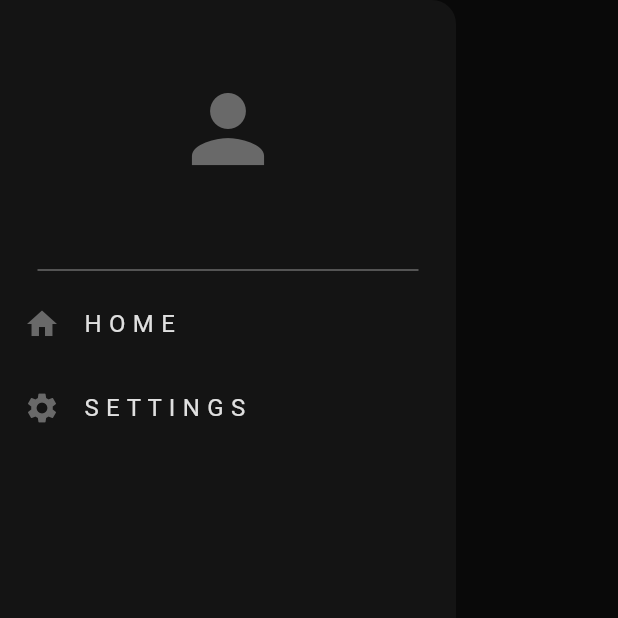
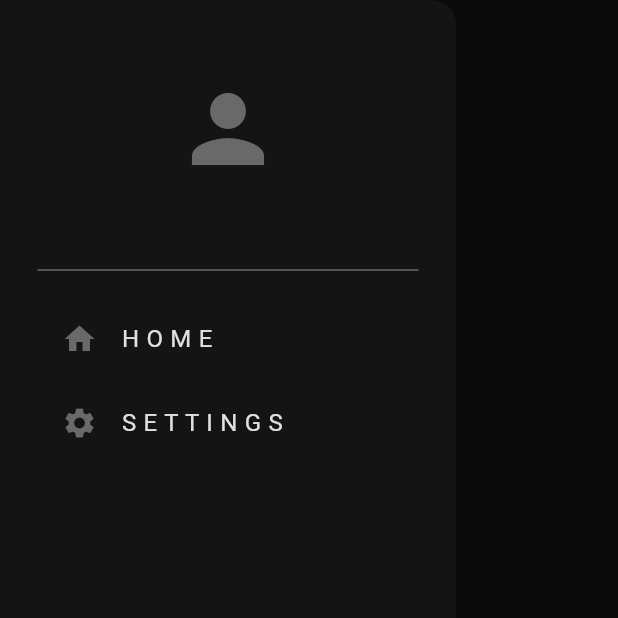
Before and after one commit to AlexSouzaDev/social-network-flutter, a Flutter app: the screen it shows after launch, with the side drawer open, on a phone screen of 412 x 824 dp, the top half of it. Run offline on Flutter 3.47's test engine with Material 3 defaults, Android fonts, the phone set to English and light mode, and no system bars.

Commit message:
Themes and UI
Finished coding the themes and ui from setttings

```diff
--- a/lib/components/my_drawer.dart
+++ b/lib/components/my_drawer.dart
@@ -13,6 +13,8 @@ class MyDrawer extends StatelessWidget {
     return Drawer(
       backgroundColor: Theme.of(context).colorScheme.surface,
       child: SafeArea(
+        child: Padding(
+          padding: const EdgeInsets.symmetric(horizontal: 25.0),
           child: Column(
             children: [
               //app logo
@@ -26,11 +28,9 @@ class MyDrawer extends StatelessWidget {
               ),
 
               //dividerline
-            Divider(
-              indent: 25,
-              endIndent: 25,
-              color: Theme.of(context).colorScheme.primary,
-            ),
+              Divider(color: Theme.of(context).colorScheme.primary),
+
+              const SizedBox(height: 10),
 
               //home
               MyDrawerTile(
@@ -60,6 +60,7 @@ class MyDrawer extends StatelessWidget {
             ],
           ),
         ),
+      ),
     );
   }
 }
--- a/lib/pages/home_page.dart
+++ b/lib/pages/home_page.dart
@@ -13,8 +13,11 @@ class _HomePageState extends State<HomePage> {
   Widget build(BuildContext context) {
     return Scaffold(
       backgroundColor: Theme.of(context).colorScheme.surface,
-      drawer: MyDrawer(),
-      appBar: AppBar(),
+      drawer: const MyDrawer(),
+      appBar: AppBar(
+        title: Text("H O M E"),
+        foregroundColor: Theme.of(context).colorScheme.primary,
+      ),
     );
   }
 }
```
Also changed, not shown: lib/pages/my_settings_tile.dart (+42 -0 lines), lib/pages/settings_page.dart (+5 -5 lines). Lines whose indentation alone changed are shown as unchanged.
